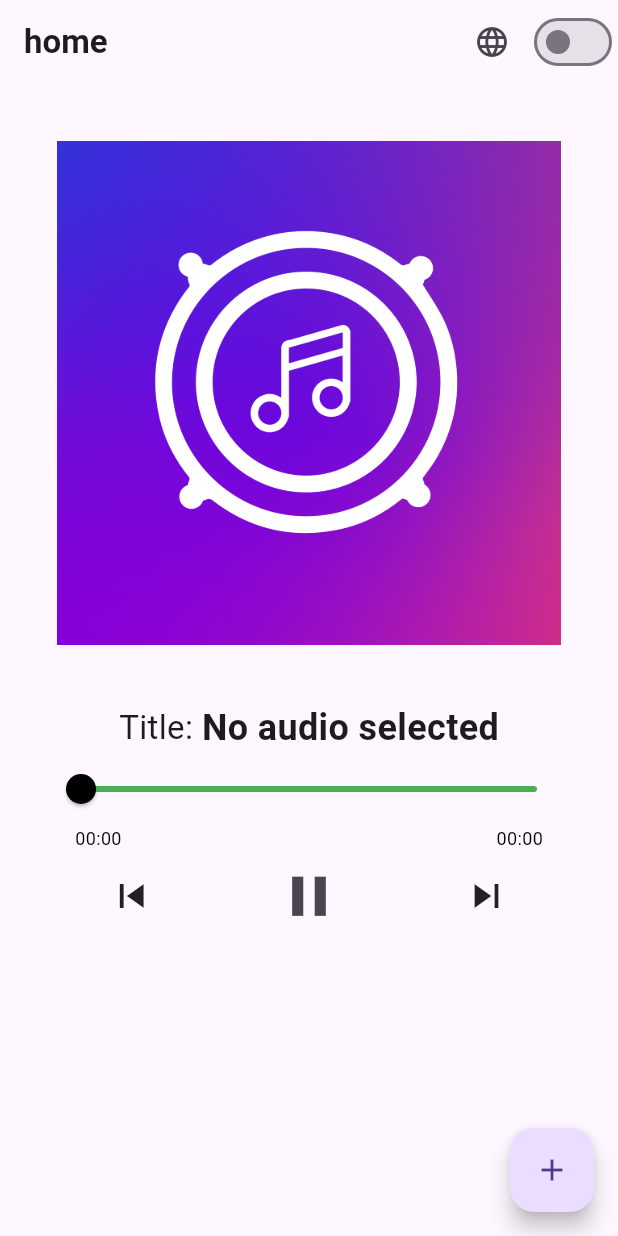
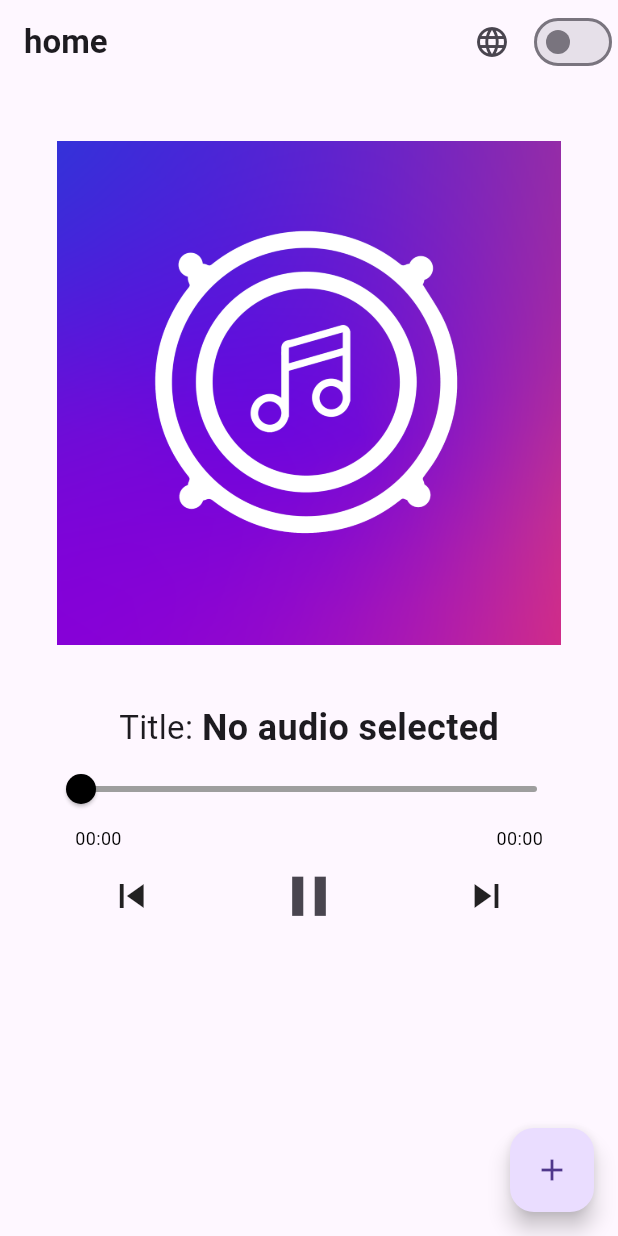
Before and after one commit to nounthanith/music_app, a Flutter app: the screen it shows after launch, after a tap on the "play arrow" icon, on a phone screen of 412 x 824 dp. Run offline on Flutter 3.47's test engine with Material 3 defaults, Android fonts, the phone set to English and light mode, and no system bars; our stand-ins replace file_picker, get, just_audio, permission_handler.

Commit message:
fix dark mode

```diff
--- a/lib/controllers/music_player_controller.dart
+++ b/lib/controllers/music_player_controller.dart
@@ -11,7 +11,6 @@ class MusicPlayerController extends GetxController {
   var position = Duration.zero.obs;
   var songTitle = "".obs;
   var currentPath = "".obs;
-  var imageUrl = "".obs;
 
   @override
   void onInit() {
--- a/lib/main.dart
+++ b/lib/main.dart
@@ -8,7 +8,6 @@ void main(){
     debugShowCheckedModeBanner: false,
     home: HomeView(),
     theme: ThemeData.light(),
-      themeMode: ThemeMode.light,
     translations: AppTranslation(),
     locale: Locale('en_US'),
   ));
--- a/lib/views/home_view.dart
+++ b/lib/views/home_view.dart
@@ -11,6 +11,7 @@ class HomeView extends StatefulWidget {
 }
 
 class _HomeViewState extends State<HomeView> {
+  bool isSwitched = false;
   @override
   Widget build(BuildContext context) {
     final controller = Get.put(MusicPlayerController());
@@ -31,8 +32,6 @@ class _HomeViewState extends State<HomeView> {
       return "$minutes:$seconds";
     }
 
-    bool isSwitched = false;
-
     return Scaffold(
       appBar: AppBar(
         title: Text("home".tr, style: TextStyle(fontWeight: FontWeight.bold)),
@@ -46,19 +45,20 @@ class _HomeViewState extends State<HomeView> {
                 icon: Icon(Icons.language),
               ),
               Switch(
-                activeColor: Colors.blue,
+                activeColor: Colors.grey,
                 value: isSwitched,
                 onChanged: (bool value) {
                   setState(() {
-                    isSwitched = value;
+                    isSwitched = value; // Corrected assignment
                     if (isSwitched) {
+                      Get.changeTheme(ThemeData.dark());
+                    } else {
                       Get.changeTheme(ThemeData.light());
-                    } else {
-                      Get.changeTheme(ThemeData.dark());
                     }
                   });
                 },
               ),
+
             ],
           ),
         ],
@@ -101,7 +101,7 @@ class _HomeViewState extends State<HomeView> {
                   children: [
                     Slider(
                       activeColor: Colors.black,
-                      inactiveColor: Colors.green,
+                      inactiveColor: Colors.grey,
                       min: 0,
                       max: controller.duration.value.inSeconds.toDouble(),
                       value: controller.position.value.inSeconds
@@ -121,11 +121,21 @@ class _HomeViewState extends State<HomeView> {
                         children: [
                           Text(
                             _formatTime(controller.position.value),
-                            style: TextStyle(color: Colors.black, fontSize: 12),
+                            style: TextStyle(
+                              color: Theme.of(context).brightness == Brightness.dark
+                                  ? Colors.white
+                                  : Colors.black,
+                              fontSize: 12,
+                            ),
                           ),
                           Text(
                             _formatTime(controller.duration.value),
-                            style: TextStyle(color: Colors.black, fontSize: 12),
+                            style: TextStyle(
+                              color: Theme.of(context).brightness == Brightness.dark
+                                  ? Colors.white
+                                  : Colors.black,
+                              fontSize: 12,
+                            ),
                           ),
                         ],
                       ),
```
